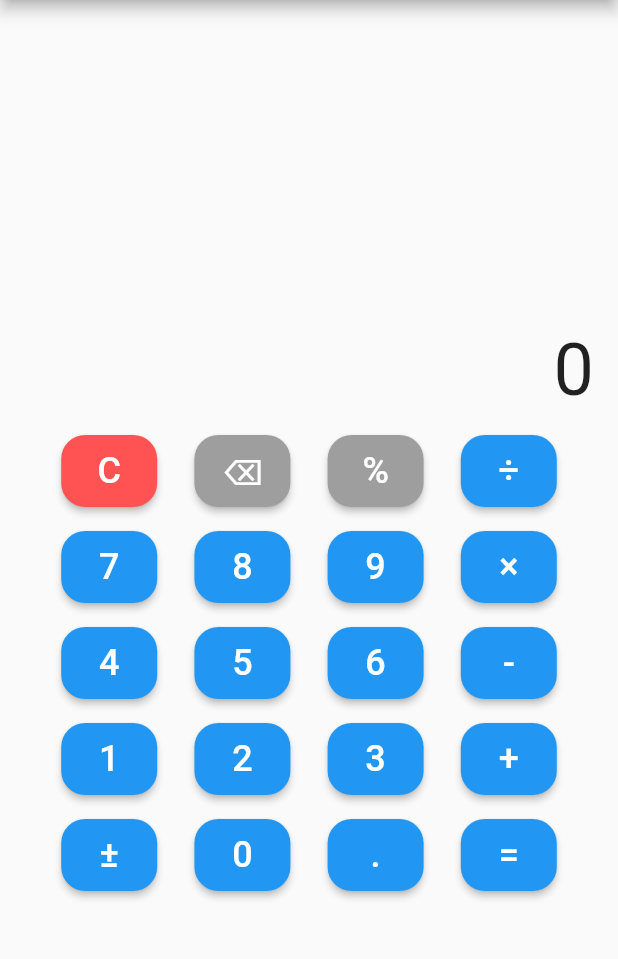
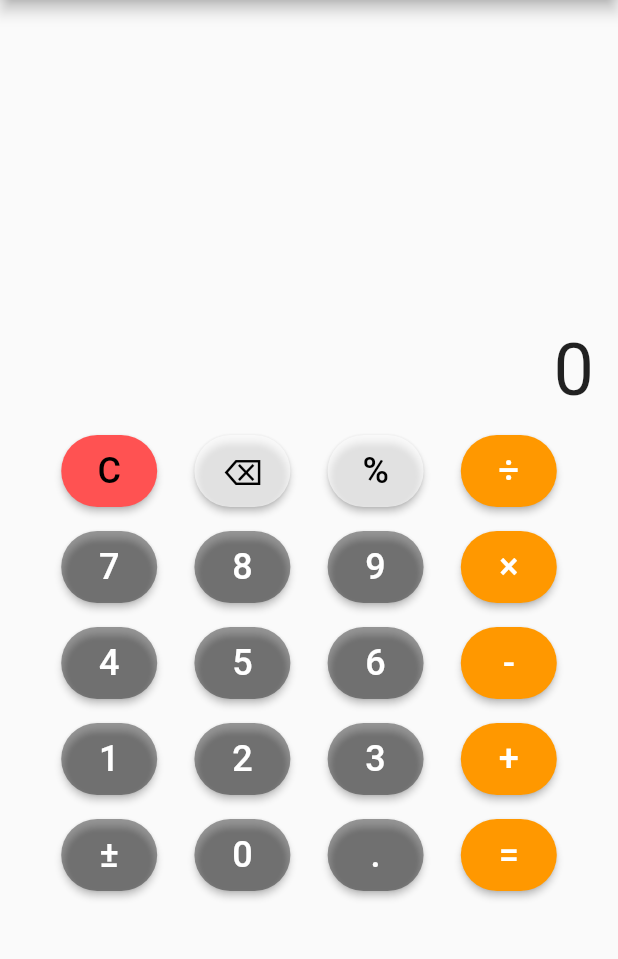
Before and after one commit to MarcoMedri/ipad_calculator, a Flutter app: the screen it shows after launch, on a phone screen of 412 x 824 dp, the part 84-1043 px from its top. Run offline on Flutter 3.47's test engine with Material 2 defaults, Android fonts, the phone set to English and light mode, and no system bars; our stand-ins replace math_expressions.

Commit message:
Aggiunti colori

```diff
--- a/lib/main.dart
+++ b/lib/main.dart
@@ -106,10 +106,10 @@ class _CalculatorScreenState extends State<CalculatorScreen> {
     Row(
     mainAxisAlignment: MainAxisAlignment.spaceEvenly,
     children: [
-    buildButton('C', color: Colors.redAccent, onPressed: clear),
-    buildButton('⌫', color: Colors.grey, onPressed: delete),
-    buildButton('%', color: Colors.grey, onPressed: () => updateCalculation('/100')),
-    buildButton('÷', color: Colors.blue, onPressed: () => updateCalculation('/')),
+    buildButton('C', color: Colors.redAccent, onPressed: clear, textColor: Colors.black),
+    buildButton('⌫', color: Colors.white60, onPressed: delete, textColor: Colors.black),
+    buildButton('%', color: Colors.white60, onPressed: () => updateCalculation('/100'), textColor: Colors.black),
+    buildButton('÷', color: Colors.orange, onPressed: () => updateCalculation('/')),
     ],
     ),
     SizedBox(height: 16),
@@ -119,7 +119,7 @@ class _CalculatorScreenState extends State<CalculatorScreen> {
     buildButton('7', onPressed: () => updateCalculation('7')),
     buildButton('8', onPressed: () => updateCalculation('8')),
     buildButton('9', onPressed: () => updateCalculation('9')),
-    buildButton('×', color: Colors.blue, onPressed: () => updateCalculation('*')),
+    buildButton('×', color: Colors.orange, onPressed: () => updateCalculation('*')),
     ],
     ),
     SizedBox(height: 16),
@@ -129,7 +129,7 @@ class _CalculatorScreenState extends State<CalculatorScreen> {
           buildButton('4', onPressed: () => updateCalculation('4')),
           buildButton('5', onPressed: () => updateCalculation('5')),
           buildButton('6', onPressed: () => updateCalculation('6')),
-          buildButton('-', color: Colors.blue, onPressed: () => updateCalculation('-')),
+          buildButton('-', color: Colors.orange, onPressed: () => updateCalculation('-')),
         ],
       ),
       SizedBox(height: 16),
@@ -139,7 +139,7 @@ class _CalculatorScreenState extends State<CalculatorScreen> {
           buildButton('1', onPressed: () => updateCalculation('1')),
           buildButton('2', onPressed: () => updateCalculation('2')),
           buildButton('3', onPressed: () => updateCalculation('3')),
-          buildButton('+', color: Colors.blue, onPressed: () => updateCalculation('+')),
+          buildButton('+', color: Colors.orange, onPressed: () => updateCalculation('+')),
         ],
       ),
       SizedBox(height: 16),
@@ -149,7 +149,7 @@ class _CalculatorScreenState extends State<CalculatorScreen> {
           buildButton('±', onPressed: () => updateCalculation('-$currentCalculation')),
           buildButton('0', onPressed: () => updateCalculation('0')),
           buildButton('.', onPressed: () => updateCalculation('.')),
-          buildButton('=', color: Colors.blue, onPressed: evaluate),
+          buildButton('=', color: Colors.orange, onPressed: evaluate),
         ],
       ),
       Spacer(),
@@ -178,13 +178,13 @@ class _CalculatorScreenState extends State<CalculatorScreen> {
           Row(
             mainAxisAlignment: MainAxisAlignment.spaceEvenly,
             children: [
-              buildButton('⌫', color: Colors.grey, onPressed: delete),
-              buildButton('%', color: Colors.grey, onPressed: () => updateCalculation('/100')),
-              buildButton('÷', color: Colors.blue, onPressed: () => updateCalculation('/')),
-              buildButton('×', color: Colors.blue, onPressed: () => updateCalculation('*')),
-              buildButton('-', color: Colors.blue, onPressed: () => updateCalculation('-')),
-              buildButton('+', color: Colors.blue, onPressed: () => updateCalculation('+')),
-              buildButton('=', color: Colors.blue, onPressed: evaluate),
+              buildButton('⌫', color: Colors.orange, onPressed: delete, textColor: Colors.black),
+              buildButton('%', color: Colors.orange, onPressed: () => updateCalculation('/100'), textColor: Colors.black),
+              buildButton('÷', color: Colors.orange, onPressed: () => updateCalculation('/')),
+              buildButton('×', color: Colors.orange, onPressed: () => updateCalculation('*')),
+              buildButton('-', color: Colors.orange, onPressed: () => updateCalculation('-')),
+              buildButton('+', color: Colors.orange, onPressed: () => updateCalculation('+')),
+              buildButton('=', color: Colors.orange, onPressed: evaluate),
             ],
           ),
           Spacer(),
@@ -193,22 +193,22 @@ class _CalculatorScreenState extends State<CalculatorScreen> {
     );
   }
 
-  Widget buildButton(String text, {Color? color, void Function()? onPressed}) {
+  Widget buildButton(String text, {Color? color = Colors.black38, void Function()? onPressed, Color? textColor = Colors.white}) {
     return ConstrainedBox(
-      constraints: BoxConstraints(
+      constraints: const BoxConstraints(
         minWidth: 48,
         minHeight: 48,
         maxWidth: double.infinity,
         maxHeight: double.infinity,
       ),
       child: ElevatedButton(
-        child: Text(text, style: TextStyle(fontSize: 24)),
         style: ElevatedButton.styleFrom(
           primary: color ?? Theme.of(context).colorScheme.primary,
           onPrimary: Theme.of(context).colorScheme.onPrimary,
-          shape: RoundedRectangleBorder(borderRadius: BorderRadius.circular(16)),
+          shape: RoundedRectangleBorder(borderRadius: BorderRadius.circular(1000)),
         ),
         onPressed: onPressed,
+        child: Text(text, style: TextStyle(fontSize: 24,color: textColor)),
       ),
     );
   }
```
